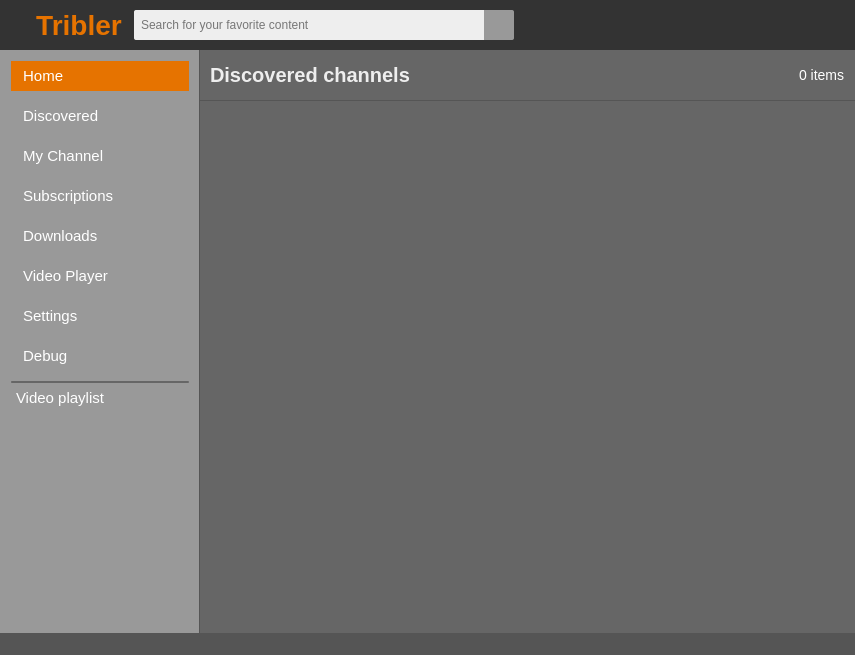
First picture: the form in TriblerGUI/qt_resources/mainwindow.ui, repository Tribler/tribler, before the edit.
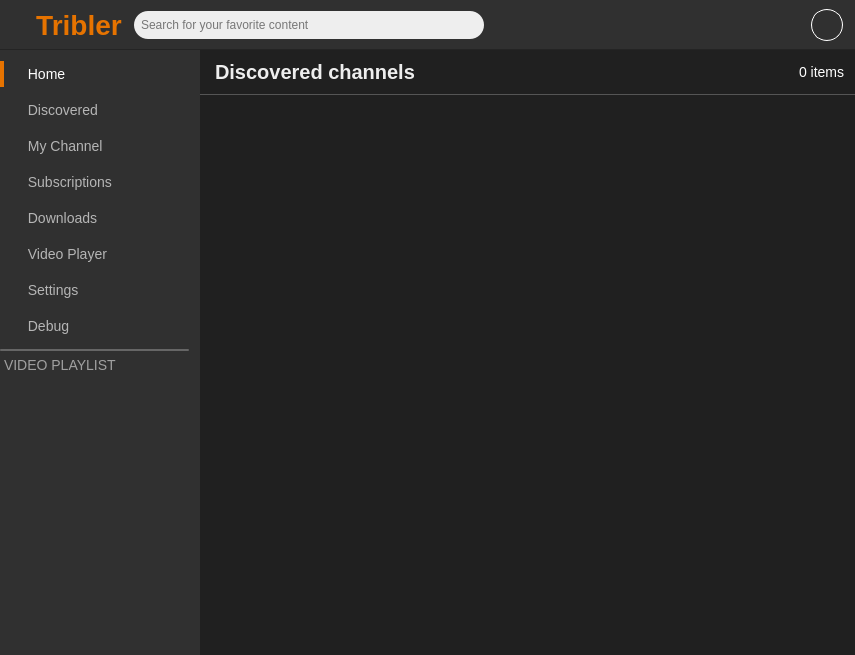
Second picture: the form after the edit. The open tabs and pages were chosen to show the change. Icons and pictures are not drawn. Custom widgets are drawn as their Qt base class.

```diff
--- a/TriblerGUI/qt_resources/mainwindow.ui
+++ b/TriblerGUI/qt_resources/mainwindow.ui
@@ -52,7 +52,7 @@
   </property>
   <widget class="QWidget" name="central_widget">
    <property name="styleSheet">
-    <string notr="true">background-color: #666;</string>
+    <string notr="true">background-color: #202020;</string>
    </property>
    <layout class="QGridLayout" name="gridLayout">
     <property name="leftMargin">
@@ -91,7 +91,8 @@
        </size>
       </property>
       <property name="styleSheet">
-       <string notr="true">background-color: #333;</string>
+       <string notr="true">background-color: #303030;
+border-bottom: 1px solid #242424;</string>
       </property>
       <layout class="QHBoxLayout" name="horizontalLayout">
        <property name="spacing">
@@ -210,13 +211,13 @@
          <property name="minimumSize">
           <size>
            <width>350</width>
-           <height>30</height>
+           <height>28</height>
           </size>
          </property>
          <property name="maximumSize">
           <size>
            <width>350</width>
-           <height>30</height>
+           <height>28</height>
           </size>
          </property>
          <property name="styleSheet">
@@ -224,8 +225,7 @@
 background-color: #eee;
 border: none;
 padding-left: 5px;
-border-top-left-radius: 2px;
-border-bottom-left-radius: 2px;
+border-radius: 14px;
 }</string>
          </property>
          <property name="placeholderText">
@@ -233,41 +233,6 @@
          </property>
         </widget>
        </item>
-       <item>
-        <widget class="QToolButton" name="top_search_button">
-         <property name="minimumSize">
-          <size>
-           <width>30</width>
-           <height>30</height>
-          </size>
-         </property>
-         <property name="maximumSize">
-          <size>
-           <width>30</width>
-           <height>30</height>
-          </size>
-         </property>
-         <property name="cursor">
-          <cursorShape>PointingHandCursor</cursorShape>
-         </property>
-         <property name="styleSheet">
-          <string notr="true">border: none;
-border-image: url(images/search.png) 0 0 0 0 stretch stretch;
-background-color: #999;
-border-top-right-radius: 2px;
-border-bottom-right-radius: 2px;</string>
-         </property>
-         <property name="text">
-          <string/>
-         </property>
-         <property name="iconSize">
-          <size>
-           <width>26</width>
-           <height>26</height>
-          </size>
-         </property>
-        </widget>
-       </item>
        <item>
         <spacer name="horizontalSpacer_2">
          <property name="orientation">
@@ -302,7 +267,11 @@
           <cursorShape>PointingHandCursor</cursorShape>
          </property>
          <property name="styleSheet">
-          <string notr="true">border: none; </string>
+          <string notr="true">QToolButton {
+border: 1px solid white;
+border-radius: 16px;
+padding: 7px;
+}</string>
          </property>
          <property name="text">
           <string/>
@@ -379,8 +348,28 @@
          <bool>false</bool>
         </property>
         <property name="styleSheet">
-         <string notr="true">background-color: #999;
-border-right: 1px solid #555;</string>
+         <string notr="true">QWidget {
+background-color: #303030;
+}
+
+QPushButton {
+color: #B5B5B5;
+border: none;
+background: none;
+text-align: left;
+font-size: 14px;
+padding-left: 20px;
+border-left: 4px solid transparent;
+}
+
+QPushButton::hover {
+color: white;
+}
+
+QPushButton::checked {
+border-left: 4px solid #e67300;
+color: white;
+}</string>
         </property>
         <property name="locale">
          <locale language="Dutch" country="Netherlands"/>
@@ -389,12 +378,15 @@
          <property name="spacing">
           <number>10</number>
          </property>
+         <property name="leftMargin">
+          <number>0</number>
+         </property>
          <item>
           <widget class="QPushButton" name="left_menu_button_home">
            <property name="minimumSize">
             <size>
              <width>0</width>
-             <height>30</height>
+             <height>26</height>
             </size>
            </property>
            <property name="maximumSize">
@@ -410,22 +402,7 @@
             <enum>Qt::NoFocus</enum>
            </property>
            <property name="styleSheet">
-            <string notr="true">QPushButton {
-border: none;
-background: none;
-text-align: left;
-font-size: 15px;
-color: white;
-padding-left: 8px;
-}
-
-QPushButton::hover {
-background-color: #666;
-}
-
-QPushButton::checked {
-background-color: #e67300;
-}</string>
+            <string notr="true"/>
            </property>
            <property name="text">
             <string> Home</string>
@@ -437,8 +414,8 @@
            </property>
            <property name="iconSize">
             <size>
-             <width>18</width>
-             <height>18</height>
+             <width>16</width>
+             <height>16</height>
             </size>
            </property>
            <property name="checkable">
@@ -457,10 +434,16 @@
          </item>
          <item>
           <widget class="QPushButton" name="left_menu_button_discovered">
+           <property name="sizePolicy">
+            <sizepolicy hsizetype="Minimum" vsizetype="Fixed">
+             <horstretch>0</horstretch>
+             <verstretch>0</verstretch>
+            </sizepolicy>
+           </property>
            <property name="minimumSize">
             <size>
              <width>0</width>
-             <height>30</height>
+             <height>26</height>
             </size>
            </property>
            <property name="maximumSize">
@@ -476,22 +459,7 @@
             <enum>Qt::NoFocus</enum>
            </property>
            <property name="styleSheet">
-            <string notr="true">QPushButton {
-border: none;
-background: none;
-text-align: left;
-font-size: 15px;
-color: white;
-padding-left: 8px;
-}
-
-QPushButton::hover {
-background-color: #666;
-}
-
-QPushButton::checked {
-background-color: #e67300;
-}</string>
+            <string notr="true"/>
            </property>
            <property name="text">
             <string> Discovered</string>
@@ -504,8 +472,8 @@
            </property>
            <property name="iconSize">
             <size>
-             <width>18</width>
-             <height>18</height>
+             <width>16</width>
+             <height>16</height>
             </size>
            </property>
            <property name="checkable">
@@ -521,7 +489,7 @@
            <property name="minimumSize">
             <size>
              <width>0</width>
-             <height>30</height>
+             <height>26</height>
             </size>
            </property>
            <property name="maximumSize">
@@ -537,22 +505,7 @@
             <enum>Qt::NoFocus</enum>
            </property>
            <property name="styleSheet">
-            <string notr="true">QPushButton {
-border: none;
-background: none;
-text-align: left;
-font-size: 15px;
-color: white;
-padding-left: 8px;
-}
-
-QPushButton::hover {
-background-color: #666;
-}
-
-QPushButton::checked {
-background-color: #e67300;
-}</string>
+            <string notr="true"/>
            </property>
            <property name="text">
             <string> My Channel</string>
@@ -564,8 +517,8 @@
            </property>
            <property name="iconSize">
             <size>
-             <width>18</width>
-             <height>18</height>
+             <width>16</width>
+             <height>16</height>
             </size>
            </property>
            <property name="checkable">
@@ -581,7 +534,7 @@
            <property name="minimumSize">
             <size>
              <width>0</width>
-             <height>30</height>
+             <height>26</height>
             </size>
            </property>
            <property name="maximumSize">
@@ -597,22 +550,7 @@
             <enum>Qt::NoFocus</enum>
            </property>
            <property name="styleSheet">
-            <string notr="true">QPushButton {
-border: none;
-background: none;
-text-align: left;
-font-size: 15px;
-color: white;
-padding-left: 8px;
-}
-
-QPushButton::hover {
-background-color: #666;
-}
-
-QPushButton::checked {
-background-color: #e67300;
-}</string>
+            <string notr="true"/>
            </property>
            <property name="text">
             <string> Subscriptions</string>
@@ -624,8 +562,8 @@
            </property>
            <property name="iconSize">
             <size>
-             <width>18</width>
-             <height>18</height>
+             <width>16</width>
+             <height>16</height>
             </size>
            </property>
            <property name="checkable">
@@ -641,7 +579,7 @@
            <property name="minimumSize">
             <size>
              <width>0</width>
-             <height>30</height>
+             <height>26</height>
             </size>
            </property>
            <property name="maximumSize">
@@ -657,22 +595,7 @@
             <enum>Qt::NoFocus</enum>
            </property>
            <property name="styleSheet">
-            <string notr="true">QPushButton {
-border: none;
-background: none;
-text-align: left;
-font-size: 15px;
-color: white;
-padding-left: 8px;
-}
-
-QPushButton::hover {
-background-color: #666;
-}
-
-QPushButton::checked {
-background-color: #e67300;
-}</string>
+            <string notr="true"/>
            </property>
            <property name="text">
             <string> Downloads</string>
@@ -684,8 +607,8 @@
            </property>
            <property name="iconSize">
             <size>
-             <width>18</width>
-             <height>18</height>
+             <width>16</width>
+             <height>16</height>
             </size>
            </property>
            <property name="checkable">
@@ -701,7 +624,7 @@
            <property name="minimumSize">
             <size>
              <width>0</width>
-             <height>30</height>
+             <height>26</height>
             </size>
            </property>
            <property name="maximumSize">
@@ -717,22 +640,7 @@
             <enum>Qt::NoFocus</enum>
            </property>
            <property name="styleSheet">
-            <string notr="true">QPushButton {
-border: none;
-background: none;
-text-align: left;
-font-size: 15px;
-color: white;
-padding-left: 8px;
-}
-
-QPushButton::hover {
-background-color: #666;
-}
-
-QPushButton::checked {
-background-color: #e67300;
-}</string>
+            <string notr="true"/>
            </property>
            <property name="text">
             <string> Video Player</string>
@@ -744,8 +652,8 @@
            </property>
            <property name="iconSize">
             <size>
-             <width>18</width>
-             <height>18</height>
+             <width>16</width>
+             <height>16</height>
             </size>
            </property>
            <property name="checkable">
@@ -761,7 +669,7 @@
            <property name="minimumSize">
             <size>
              <width>0</width>
-             <height>30</height>
+             <height>26</height>
             </size>
            </property>
            <property name="maximumSize">
@@ -777,22 +685,7 @@
             <enum>Qt::NoFocus</enum>
            </property>
            <property name="styleSheet">
-            <string notr="true">QPushButton {
-border: none;
-background: none;
-text-align: left;
-font-size: 15px;
-color: white;
-padding-left: 8px;
-}
-
-QPushButton::hover {
-background-color: #666;
-}
-
-QPushButton::checked {
-background-color: #e67300;
-}</string>
+            <string notr="true"/>
            </property>
            <property name="text">
             <string> Settings</string>
@@ -804,8 +697,8 @@
            </property>
            <property name="iconSize">
             <size>
-             <width>18</width>
-             <height>18</height>
+             <width>16</width>
+             <height>16</height>
             </size>
            </property>
            <property name="checkable">
@@ -821,7 +714,7 @@
            <property name="minimumSize">
             <size>
              <width>0</width>
-             <height>30</height>
+             <height>26</height>
             </size>
            </property>
            <property name="maximumSize">
@@ -837,22 +730,7 @@
             <enum>Qt::NoFocus</enum>
            </property>
            <property name="styleSheet">
-            <string notr="true">QPushButton {
-border: none;
-background: none;
-text-align: left;
-font-size: 15px;
-color: white;
-padding-left: 8px;
-}
-
-QPushButton::hover {
-background-color: #666;
-}
-
-QPushButton::checked {
-background-color: #e67300;
-}</string>
+            <string notr="true"/>
            </property>
            <property name="text">
             <string> Debug</string>
@@ -864,8 +742,8 @@
            </property>
            <property name="iconSize">
             <size>
-             <width>20</width>
-             <height>20</height>
+             <width>16</width>
+             <height>16</height>
             </size>
            </property>
            <property name="checkable">
@@ -930,12 +808,12 @@
              <widget class="QLabel" name="left_menu_playlist_label">
               <property name="styleSheet">
                <string notr="true">border: none;
-color: white;
-font-size: 15px;
+color: #A0A0A0;
+font-size: 14px;
 margin-left: 1px;</string>
               </property>
               <property name="text">
-               <string>Video playlist</string>
+               <string>VIDEO PLAYLIST</string>
               </property>
              </widget>
             </item>
@@ -7790,22 +7668,6 @@
              <property name="bottomMargin">
               <number>0</number>
              </property>
-             <item>
-              <spacer name="horizontalSpacer_61">
-               <property name="orientation">
-                <enum>Qt::Horizontal</enum>
-               </property>
-               <property name="sizeType">
-                <enum>QSizePolicy::Fixed</enum>
-               </property>
-               <property name="sizeHint" stdset="0">
-                <size>
-                 <width>10</width>
-                 <height>20</height>
-                </size>
-               </property>
-              </spacer>
-             </item>
              <item>
               <widget class="QLabel" name="discovered_channels_header_label">
                <property name="sizePolicy">
@@ -7817,20 +7679,21 @@
                <property name="minimumSize">
                 <size>
                  <width>0</width>
-                 <height>50</height>
+                 <height>44</height>
                 </size>
                </property>
                <property name="maximumSize">
                 <size>
                  <width>16777215</width>
-                 <height>50</height>
+                 <height>44</height>
                 </size>
                </property>
                <property name="styleSheet">
                 <string notr="true">color: #eee;
 background-color: transparent;
 font-size: 20px;
-font-weight: bold;</string>
+font-weight: bold;
+margin: 10px;</string>
                </property>
                <property name="text">
                 <string>Discovered channels</string>
@@ -7896,7 +7759,7 @@
 background-color: #999;
 }
 QListWidget::item {
-border-bottom: 1px solid #555;
+border-bottom: 1px solid #303030;
 }
 QListWidget {
 border: none;
@@ -7916,19 +7779,9 @@
     </item>
    </layout>
   </widget>
-  <widget class="TriblerStatusBar" name="statusBar">
-   <property name="styleSheet">
-    <string notr="true">background-color: #555;</string>
-   </property>
-  </widget>
  </widget>
  <layoutdefault spacing="6" margin="11"/>
  <customwidgets>
-  <customwidget>
-   <class>TriblerStatusBar</class>
-   <extends>QStatusBar</extends>
-   <header>TriblerGUI.widgets.triblerstatusbar.h</header>
-  </customwidget>
   <customwidget>
    <class>VideoPlayerPage</class>
    <extends>QWidget</extends>
```
Left out of the diff: 38 changed lines with no effect on the pictures.
